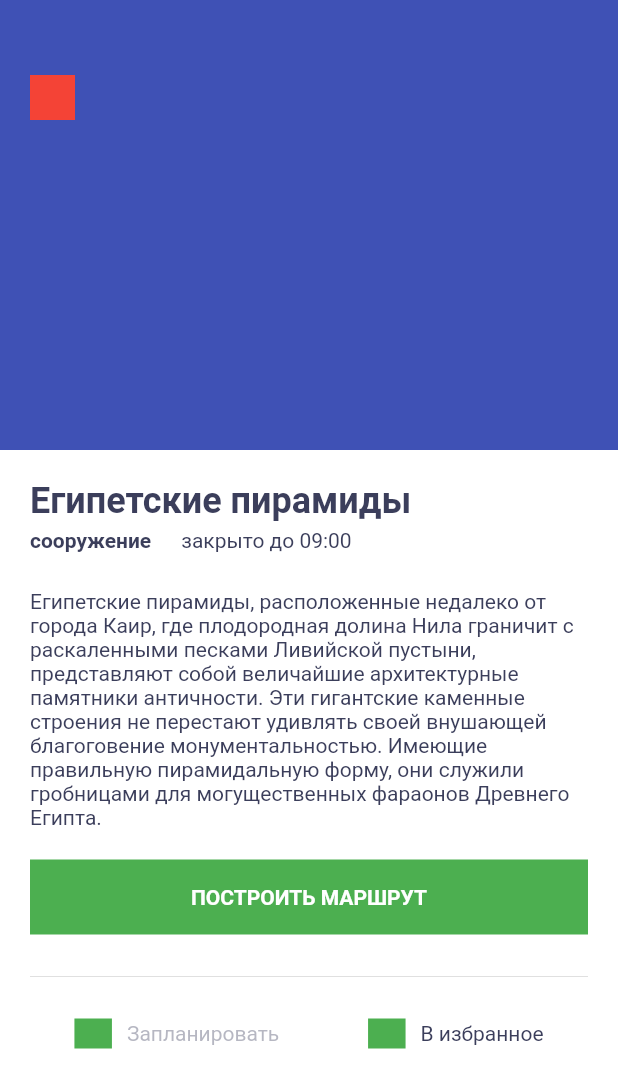
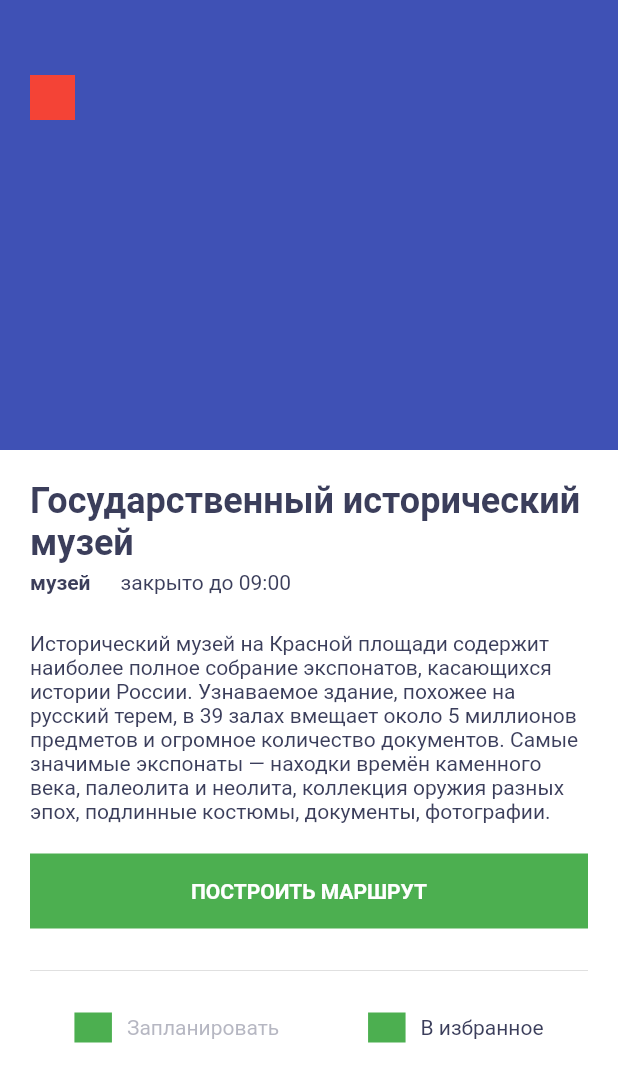
Before and after one commit to webmstk/places, a Flutter app: the screen it shows after launch, on a phone screen of 412 x 824 dp. Shown: the top 1088 px of the screen. Run offline on Flutter 3.47's test engine with Material 2 defaults, Android fonts, the phone set to English and light mode, and no system bars.

Commit message:
module 4 task 6 section 3 review

```diff
--- /dev/null
+++ b/lib/assets/app_strings.dart
@@ -0,0 +1,14 @@
+/// Подписи-надписи
+class AppStrings {
+  static const appTitle = 'Список\nинтересных мест';
+  static const getDirections = 'ПОСТРОИТЬ МАРШРУТ';
+  static const toPlan = 'Запланировать';
+  static const addToFavorites = 'В избранное';
+
+  // enum SightType
+  static const sightTypeDefault = 'достопримечательность';
+  static const sightTypePlace = 'место';
+  static const sightTypeMuseum = 'музей';
+  static const sightTypeTradingArea = 'торговая площадь';
+  static const sightTypeGarden = 'сад';
+}
--- /dev/null
+++ b/lib/assets/theme/app_colors.dart
@@ -0,0 +1,14 @@
+import 'package:flutter/material.dart';
+
+/// Цветовая палитра приложения
+class AppColors {
+  static const appBackground = Colors.white;
+  static const rowCardBackground = Color(0xFFF5F5F5);
+  static const buttonBackground = Colors.green;
+
+  static const textBase = Color(0xFF3B3E5B);
+  static const textForeground = Colors.white;
+  static const textRow = Color(0xFF7C7E92);
+  static const textDisabled = Color.fromRGBO(124, 126, 146, 0.56);
+  static const textButton = Colors.white;
+}
--- /dev/null
+++ b/lib/assets/theme/app_typography.dart
@@ -0,0 +1,46 @@
+import 'package:flutter/material.dart';
+import 'package:places/assets/theme/app_colors.dart';
+
+/// Шрифты, типографика
+class AppTypography {
+  static const baseText = TextStyle(
+    fontFamily: 'Roboto',
+    fontSize: 14,
+    color: AppColors.textBase,
+    fontWeight: FontWeight.w400,
+    decoration: TextDecoration.none,
+  );
+
+  static final disabledText = baseText.copyWith(
+    color: AppColors.textDisabled,
+  );
+
+  static final boldText = baseText.copyWith(
+    fontWeight: FontWeight.w700,
+  );
+
+  static final buttonText = boldText.copyWith(
+    color: AppColors.textButton,
+  );
+
+  static final foregroundText = boldText.copyWith(
+    color: AppColors.textForeground,
+  );
+
+  static final rowHeader = baseText.copyWith(
+    fontWeight: FontWeight.w500,
+    fontSize: 16,
+  );
+
+  static final rowText = baseText.copyWith(
+    color: AppColors.textRow,
+  );
+
+  static final header1 = boldText.copyWith(
+    fontSize: 32,
+  );
+
+  static final header2 = boldText.copyWith(
+    fontSize: 24,
+  );
+}
--- a/lib/domain/sight.dart
+++ b/lib/domain/sight.dart
@@ -1,11 +1,27 @@
+import 'package:places/assets/app_strings.dart';
+
+/// Тип достопримечательности
+enum SightType {
+  place(AppStrings.sightTypePlace),
+  museum(AppStrings.sightTypeMuseum),
+  tradingArea(AppStrings.sightTypeTradingArea),
+  garden(AppStrings.sightTypeGarden);
+
+  const SightType(this.string);
+  final String string;
+}
+
+/// Достопримечательность
 class Sight {
   final String name;
   final double lat;
   final double lon;
   final String url;
   final String details;
-  final String type;
+  final SightType type;
+  final String? visitingHours;
 
+  /// Конструктор достопримечательности
   const Sight({
     required this.name,
     required this.lat,
@@ -13,5 +29,6 @@ class Sight {
     required this.url,
     required this.details,
     required this.type,
+    this.visitingHours = '',
   });
 }
--- a/lib/main.dart
+++ b/lib/main.dart
@@ -1,23 +1,23 @@
 import 'package:flutter/material.dart';
 import 'package:places/mocks.dart';
-import 'package:places/ui/screen/sight_details.dart';
+import 'package:places/ui/widgets/sight_details.dart';
 // import 'package:places/ui/screen/sight_list_screen.dart';
 
 void main() {
   runApp(const App());
 }
 
+/// Приложение "Достопримечательности"
 class App extends StatelessWidget {
+  /// Конструктор приложения "Достопримечательности"
   const App({super.key});
 
   @override
   Widget build(BuildContext context) {
-    final pyramids = mocks.first;
-
     return MaterialApp(
       title: 'Places',
       // home: SightListScreen(),
-      home: SightDetails(sight: pyramids),
+      home: SightDetails(sight: mocks[4]),
     );
   }
 }
--- a/lib/mocks.dart
+++ b/lib/mocks.dart
@@ -1,43 +1,72 @@
 import 'package:places/domain/sight.dart';
 
+/// Список, представляющий собой данные о достопримечательностях.
+/// Выступает в роли заглушки вместо реальных данных.
 final List<Sight> mocks = [
   const Sight(
-    name: 'Египетские пирамиды',
-    lat: 29.9751336,
-    lon: 31.1344741,
+    name: 'Красная площадь',
+    lat: 55.753544,
+    lon: 37.621202,
     url:
-        'https://wikiway.com/upload/hl-photo/83c/b85/egipetskie-piramidy_89.jpg',
+        'https://extraguide.ru/images/blog/2021/04-19-xlhnq2-krasnaya-ploshchad.jpeg',
     details: '''
-Египетские пирамиды, расположенные недалеко от города Каир, где плодородная долина Нила граничит с раскаленными песками Ливийской пустыни, представляют собой величайшие архитектурные памятники античности. Эти гигантские каменные строения не перестают удивлять своей внушающей благоговение монументальностью. Имеющие правильную пирамидальную форму, они служили гробницами для могущественных фараонов Древнего Египта.''',
-    type: 'сооружение',
+Красная площадь — место, обязательное для посещения. Сюда устремляются все гости столицы. Для москвичей — это сердце любимого города, где отмечаются все праздники, проходят торжественные мероприятия и военные парады. До конца XV века на месте Красной площади был Великий посад. После пожара 1493 года, уничтожившего почти все деревянные постройки, было решено не застраивать освободившееся пространство. Пока вокруг него возводились новые здания, площадь заполнилась торговыми палатками. В XVI веке она называлась Троицкой. Современное название — Красная — площадь получила в XVII веке. Деревянные помосты были заменены брусчаткой в начале XIX столетия. ''',
+    type: SightType.place,
+    visitingHours: 'закрыто до 09:00',
   ),
   const Sight(
-    name: 'Мертвое море',
-    lat: 31.5371797,
-    lon: 35.4902884,
-    url: 'https://wikiway.com/upload/hl-photo/a2d/c96/mertvoe-more_132.jpg',
+    name: 'Александровский сад',
+    lat: 55.752075,
+    lon: 37.613611,
+    url:
+        'https://extraguide.ru/images/blog/2021/04-20-7codqz-aleksandrovskiy-sad.jpeg',
     details: '''
-Мертвое море — это уникальный подарок природы, который помогает людям оздоровиться и обрести долгие годы жизни, поэтому лечебные туры на Мертвом море пользуются особым спросом у туристов со всего мира. Исцеляющий водоем расположен на самой низшей точке земного шара. Соль, полезные минералы, кислород и чистая вода благоприятно способствуют на человеческий организм и способны избавить от многих заболеваний. В составе воды также есть грязь, которую в медицине используют для создания кремов и масок по уходу за кожей. Лечение грязью помогает укрепить иммунитет, снять стресс, избавиться от боли в суставах и прогреть организм полностью. Стоит заметить, что вода Мертвого моря обладает высокой концентрацией соли, отчего практически невозможно утонуть, а средняя круглогодичная температура воды не менее 24 градусов Цельсия. Такие условия позволяют приезжать за оздоровлением в любое время года.''',
-    type: 'море',
+Александровский сад разбит вдоль северо-западной Кремлевской стены в 20-е годы XIX века. В честь победы в Отечественной войне 1812 года территорию бывшего русла реки Неглинной расчистили, проложили аллеи и поставили несколько памятников. После коронации Александра II сад приобрёл современное название.''',
+    type: SightType.garden,
+    visitingHours: 'закрыто до 09:00',
   ),
   const Sight(
-    name: 'Тибет',
-    lat: 31.669,
-    lon: 88.755,
-    url: 'https://wikiway.com/upload/hl-photo/6a8/6e1/tibet_214.jpg',
+    name: 'Третьяковская галерея',
+    lat: 55.741556,
+    lon: 37.620028,
+    url:
+        'https://extraguide.ru/images/blog/2021/04-23-unxjpr-gosudarstvennaya-tretyakovskaya-galereya.jpeg',
     details: '''
-Тибет – горный регион Центральной Азии, расположенный в юго-западной части Китая и занимающий восьмую часть площади этого государства. Формально Тибетом считается автономный район со столицей Лхаса. В культурно-географическом отношении он гораздо больше и охватывает все Цинхай-Тибетское нагорье, хотя оно не везде имеет четкие границы; кроме того, тибетцы населяют также Западную Сычуань, Южную Ганьсу и Северную Юньнань. В этническом, языковом и религиозном отношении население Тибета принципиально отличается от жителей других китайских территорий.''',
-    type: 'горы',
+Третьяковская галерея представляет наиболее полное собрание произведений русских художников. Купец Павел Михайлович Третьяков создал основу коллекции в 1856 году, а в 1892 году передал её в дар городу. Здание в Лаврушинском переулке построено по эскизу Васнецова в начале XX века. В современной Третьяковке выставляется 170 000 картин, самая старинная из них датируется XI веком. Самые известные экспонаты — «Троица» А. Рублева, «Явление Христа народу» А. Иванова, «Чёрный квадрат» Казимира Малевича, «Княжна Тараканова» К.Д. Флавицкого, «Грачи прилетели» А. Саврасова, «Радуга» И. Айвазовского. Эти и другие шедевры размещены на двух площадках — в Лаврушинском переулке и на Крымском Валу. Кроме картин в Третьяковской галерее выставлены ювелирные украшения и скульптуры.''',
+    type: SightType.museum,
+    visitingHours: 'закрыто до 09:00',
   ),
   const Sight(
-    name: 'Озеро Байкал',
-    lat: 53.7286,
-    lon: 108.5094,
-    url: 'https://wikiway.com/upload/hl-photo/157/e31/ozero_baikal_207.jpg',
+    name: 'ГУМ',
+    lat: 55.754572,
+    lon: 37.621182,
+    url: 'https://extraguide.ru/images/blog/2021/04-20-7spv2x-gum.jpeg',
     details: '''
-Озеро Байкал, расположенное на юге Восточной Сибири, на границе Иркутской области и Республики Бурятия, относится к числу самых древних водоемов нашей планеты. Но больше всего оно известно тем, что является самым глубоким озером на Земле и одновременно крупнейшим естественным резервуаром пресной воды – 19% всех мировых запасов.
+Здание московского ГУМа — торговый пассаж, открывшийся в 1893 году. Символ процветающей буржуазии конца XIX века благополучно «перекочевал» в советскую эпоху. Красивейшее здание главного магазина Советского Союза — образец псевдорусского стиля и часть архитектурного ансамбля Красной площади.''',
+    type: SightType.tradingArea,
+    visitingHours: 'закрыто до 09:00',
+  ),
+  const Sight(
+    name: 'Государственный исторический музей',
+    lat: 55.75528,
+    lon: 37.617682,
+    url:
+        'https://extraguide.ru/images/blog/2021/04-21-pbt6gj-gosudarstvennyy-istoricheskiy-muzey.jpeg',
+    details: '''
+Исторический музей на Красной площади содержит наиболее полное собрание экспонатов, касающихся истории России. Узнаваемое здание, похожее на русский терем, в 39 залах вмещает около 5 миллионов предметов и огромное количество документов. Самые значимые экспонаты — находки времён каменного века, палеолита и неолита, коллекция оружия разных эпох, подлинные костюмы, документы, фотографии.''',
+    type: SightType.museum,
+    visitingHours: 'закрыто до 09:00',
+  ),
+  const Sight(
+    name: 'Москва-Сити',
+    lat: 55.747071,
+    lon: 37.539256,
+    url: 'https://extraguide.ru/images/blog/2021/04-07-53cvbp-moskva-siti.jpeg',
+    details: '''
+Комплекс «Москва-Сити» — деловой центр на Краснопресненской набережной. Идея создать район, напоминающий Уолл-Стрит в Нью-Йорке, родилась у мэра Москвы Ю. М. Лужкова. Строительство началось в 1998 году и продолжается до сих пор. Москва-Сити в настоящий момент включает 16 башен, самые известные — «Федерация», «Империя», ОКО, «Евразия», «Башня-2000», Evolution Tower.
 
-И сам Байкал, и прибрежные территории отличает неповторимая в своем разнообразии флора и фауна, что делает эти места поистине уникальными, неизменно привлекающими к себе внимание научных умов и многочисленных любителей путешествий и настоящих искателей приключений.''',
-    type: 'озерo',
+Внутри небоскрёбов разместились торговые центры, офисы, рестораны, кинотеатры, СПА-салоны, игровые площадки, элитное жильё и многое другое. Это настоящий «город в городе», который предоставляет современные площадки для бизнеса и развлечений. Туристов привлекают смотровые площадки High Port 354 в башне ОКО и PANORAMA 360 в башне «Федерация». В «Афимолл Сити» есть всё для комфортного шопинга, а на мосту «Багратион» можно сделать прекрасные фотографии на фоне высоток из стекла и металла.''',
+    type: SightType.place,
+    visitingHours: 'закрыто до 09:00',
   ),
 ];
--- a/lib/ui/screen/sight_list_screen.dart
+++ b/lib/ui/screen/sight_list_screen.dart
@@ -1,8 +1,13 @@
 import 'package:flutter/material.dart';
+import 'package:places/assets/app_strings.dart';
+import 'package:places/assets/theme/app_colors.dart';
+import 'package:places/assets/theme/app_typography.dart';
 import 'package:places/mocks.dart';
-import 'package:places/ui/screen/sight_card.dart';
+import 'package:places/ui/widgets/sight_card.dart';
 
+/// Список достопримечательностей
 class SightListScreen extends StatefulWidget {
+  /// Конструктор списка достопримечательностей
   const SightListScreen({super.key});
 
   @override
@@ -12,49 +17,43 @@ class SightListScreen extends StatefulWidget {
 }
 
 class _SightListScreenState extends State<SightListScreen> {
-  final _backgroundColor = Colors.white;
-
   @override
   Widget build(BuildContext context) {
-    final pyramids = mocks[0];
-    final deadSea = mocks[1];
-    final tibet = mocks[2];
-    final baikal = mocks[3];
+    final rows = mocks.map((mock) {
+      return SightCard(mock);
+    }).toList();
 
     return Scaffold(
-      backgroundColor: _backgroundColor,
-      appBar: PreferredSize(
-        preferredSize: const Size.fromHeight(110),
-        child: AppBar(
-          flexibleSpace: const Padding(
-            padding: EdgeInsets.only(top: 60, left: 20, right: 20),
-            child: Text(
-              'Список\nинтересных мест',
-              style: TextStyle(
-                color: Color(0xFF3B3E5B),
-                fontFamily: 'Roboto',
-                fontWeight: FontWeight.w700,
-                fontSize: 32,
-              ),
-            ),
-          ),
-          backgroundColor: _backgroundColor,
-          elevation: 0,
-        ),
-      ),
+      backgroundColor: AppColors.appBackground,
+      appBar: _AppBar(),
       body: Padding(
         padding: const EdgeInsets.all(20),
         child: SingleChildScrollView(
           child: Column(
-            children: [
-              SightCard(pyramids),
-              SightCard(deadSea),
-              SightCard(tibet),
-              SightCard(baikal),
-            ],
+            children: rows,
           ),
         ),
       ),
     );
   }
 }
+
+class _AppBar extends StatelessWidget implements PreferredSizeWidget {
+  @override
+  Size get preferredSize => const Size.fromHeight(110);
+
+  @override
+  Widget build(BuildContext context) {
+    return AppBar(
+      flexibleSpace: Padding(
+        padding: const EdgeInsets.only(top: 60, left: 20, right: 20),
+        child: Text(
+          AppStrings.appTitle,
+          style: AppTypography.header1,
+        ),
+      ),
+      backgroundColor: AppColors.appBackground,
+      elevation: 0,
+    );
+  }
+}
--- a/lib/ui/screen/sight_card.dart
+++ b/lib/ui/widgets/sight_card.dart
@@ -1,9 +1,14 @@
 import 'package:flutter/material.dart';
+import 'package:places/assets/theme/app_colors.dart';
+import 'package:places/assets/theme/app_typography.dart';
 import 'package:places/domain/sight.dart';
 
+/// Строка (row) списка достопримечательностей
 class SightCard extends StatelessWidget {
+  /// Достопримечательность
   final Sight sight;
 
+  /// Конструктор строки (row) списка достопримечательностей
   const SightCard(this.sight, {super.key});
 
   @override
@@ -11,10 +16,9 @@ class SightCard extends StatelessWidget {
     return Container(
       margin: const EdgeInsets.only(bottom: 20),
       width: double.infinity,
-      // height: 200,
       decoration: const BoxDecoration(
         borderRadius: BorderRadius.all(Radius.circular(15)),
-        color: Color(0xFFF5F5F5),
+        color: AppColors.rowCardBackground,
       ),
       clipBehavior: Clip.hardEdge,
       child: Column(
@@ -31,12 +35,8 @@ class SightCard extends StatelessWidget {
                     mainAxisAlignment: MainAxisAlignment.spaceBetween,
                     children: [
                       Text(
-                        sight.type,
-                        style: const TextStyle(
-                          color: Colors.white,
-                          fontSize: 14,
-                          fontWeight: FontWeight.w700,
-                        ),
+                        sight.type.string,
+                        style: AppTypography.foregroundText,
                       ),
                       Container(
                         width: 20,
@@ -56,10 +56,7 @@ class SightCard extends StatelessWidget {
               children: [
                 Text(
                   sight.name,
-                  style: const TextStyle(
-                    fontSize: 16,
-                    fontWeight: FontWeight.w500,
-                  ),
+                  style: AppTypography.rowHeader,
                 ),
                 const SizedBox(
                   height: 5,
@@ -68,11 +65,7 @@ class SightCard extends StatelessWidget {
                   sight.details,
                   maxLines: 2,
                   overflow: TextOverflow.ellipsis,
-                  style: const TextStyle(
-                    fontSize: 14,
-                    fontWeight: FontWeight.w400,
-                    color: Color(0xFF7C7E92),
-                  ),
+                  style: AppTypography.rowText,
                 ),
               ],
             ),
--- a/lib/ui/screen/sight_details.dart
+++ b/lib/ui/widgets/sight_details.dart
@@ -1,25 +1,22 @@
 import 'package:flutter/material.dart';
+import 'package:places/assets/app_strings.dart';
+import 'package:places/assets/theme/app_colors.dart';
+import 'package:places/assets/theme/app_typography.dart';
 import 'package:places/domain/sight.dart';
 
+/// Экран достопримечательности
 class SightDetails extends StatelessWidget {
+  /// Достопримечательность
   final Sight sight;
 
+  /// Конструктор экрана достопримечательности
   const SightDetails({super.key, required this.sight});
 
   @override
   Widget build(BuildContext context) {
-    const textStyle = TextStyle(
-      fontFamily: 'Roboto',
-      fontSize: 14,
-      color: Color(0xFF3B3E5B),
-      fontWeight: FontWeight.w400,
-      decoration: TextDecoration.none,
-    );
-    final textStyleBold = textStyle.copyWith(fontWeight: FontWeight.w700);
-
     return Expanded(
       child: ColoredBox(
-        color: Colors.white,
+        color: AppColors.appBackground,
         child: Column(
           crossAxisAlignment: CrossAxisAlignment.stretch,
           children: [
@@ -45,41 +42,37 @@ class SightDetails extends StatelessWidget {
                 children: [
                   Text(
                     sight.name,
-                    style: textStyleBold.copyWith(
-                      fontSize: 24,
-                    ),
+                    style: AppTypography.header2,
                   ),
                   const SizedBox(height: 4),
                   Row(
                     children: [
                       Text(
-                        sight.type,
-                        style: textStyleBold,
+                        sight.type.string,
+                        style: AppTypography.boldText,
                       ),
                       const SizedBox(width: 20),
-                      const Text(
-                        'закрыто до 09:00',
-                        style: textStyle,
+                      Text(
+                        sight.visitingHours ?? '',
+                        style: AppTypography.baseText,
                       ),
                     ],
                   ),
                   const SizedBox(height: 25),
                   Text(
                     sight.details,
-                    style: textStyle,
+                    style: AppTypography.baseText,
                   ),
                   Padding(
                     padding: const EdgeInsets.symmetric(vertical: 20),
                     child: Container(
-                      color: Colors.green,
+                      color: AppColors.buttonBackground,
                       width: double.infinity,
                       height: 50,
                       child: Center(
                         child: Text(
-                          'ПОСТРОИТЬ МАРШРУТ',
-                          style: textStyleBold.copyWith(
-                            color: Colors.white,
-                          ),
+                          AppStrings.getDirections,
+                          style: AppTypography.buttonText,
                         ),
                       ),
                     ),
@@ -98,10 +91,8 @@ class SightDetails extends StatelessWidget {
                             height: 20,
                           ),
                           Text(
-                            'Запланировать',
-                            style: textStyle.copyWith(
-                              color: const Color.fromRGBO(124, 126, 146, 0.56),
-                            ),
+                            AppStrings.toPlan,
+                            style: AppTypography.disabledText,
                           ),
                         ],
                       ),
@@ -114,8 +105,8 @@ class SightDetails extends StatelessWidget {
                             height: 20,
                           ),
                           const Text(
-                            'В избранное',
-                            style: textStyle,
+                            AppStrings.addToFavorites,
+                            style: AppTypography.baseText,
                           ),
                         ],
                       ),
```
